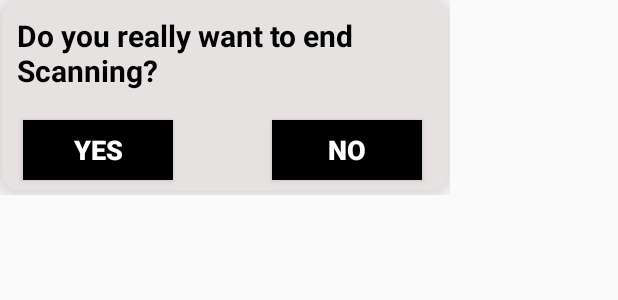
After one commit to ravisharma46/SmartAttendanceSystem, an Android app: the layout end_scan_dailogalert.xml on its own in the app's theme, with its tools: preview values and no code run, on a phone screen of 412 x 824 dp. The commit adds this screen. Shown: the top 300 px of the screen. Run offline under Robolectric (Android 15) with nearby library versions, the phone set to English and light mode, and no system bars.

Commit message:
add end scan dialog layout

```diff
--- a/app/src/main/res/layout/content_select_branch.xml
+++ b/app/src/main/res/layout/content_select_branch.xml
@@ -10,4 +10,6 @@
     tools:showIn="@layout/app_bar_select_branch">
 
 
+
+
 </android.support.constraint.ConstraintLayout>
--- /dev/null
+++ b/app/src/main/res/layout/end_scan_dailogalert.xml
@@ -0,0 +1,60 @@
+<?xml version="1.0" encoding="utf-8"?>
+<android.support.constraint.ConstraintLayout xmlns:android="http://schemas.android.com/apk/res/android"
+    xmlns:tools="http://schemas.android.com/tools"
+    android:layout_width="300sp"
+    android:layout_height="130sp"
+    xmlns:app="http://schemas.android.com/apk/res-auto">
+
+    <android.support.v7.widget.CardView
+        android:id="@+id/cardView2"
+        android:layout_width="297sp"
+        android:layout_height="127sp"
+        app:cardBackgroundColor="#E6E2E2"
+        app:cardCornerRadius="12sp"
+        app:cardElevation="15sp"
+        app:layout_constraintEnd_toEndOf="parent"
+        app:layout_constraintStart_toStartOf="parent"
+        app:layout_constraintTop_toTopOf="parent">
+
+        <TextView
+            android:layout_width="match_parent"
+            android:layout_height="60sp"
+            android:paddingLeft="10sp"
+            android:paddingTop="10sp"
+            android:text="Do you really want to end Scanning?"
+            android:textColor="@color/black"
+            android:textSize="20sp"
+            android:textStyle="bold" />
+
+        <Button
+            android:id="@+id/no_action"
+            android:layout_width="100sp"
+            android:layout_height="40sp"
+            android:layout_marginLeft="180sp"
+            android:layout_marginTop="80sp"
+            android:background="@color/black"
+            android:text="NO"
+            android:textColor="@color/white"
+            android:textSize="18sp"
+            android:textStyle="bold" />
+
+
+        <Button
+            android:id="@+id/yes_action"
+            android:layout_width="100sp"
+            android:layout_height="40sp"
+            android:layout_marginLeft="14sp"
+            android:layout_marginTop="80sp"
+            android:background="@color/black"
+            android:text="YES"
+            android:textColor="@color/white"
+            android:textSize="18sp"
+            android:textStyle="bold" />
+
+
+    </android.support.v7.widget.CardView>
+
+
+
+
+</android.support.constraint.ConstraintLayout>
```
